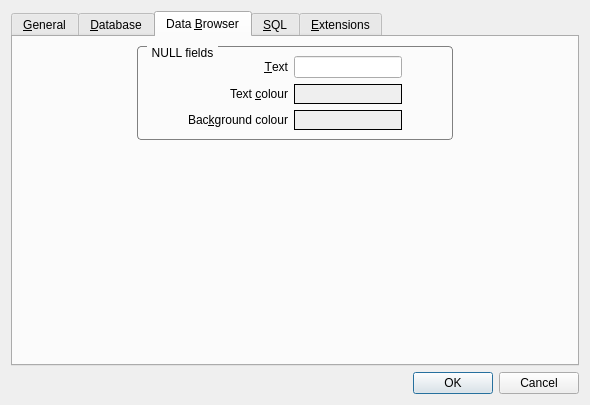
The window that src/PreferencesDialog.ui (sqlitebrowser/sqlitebrowser) describes before a commit, drawn with Qt 5.
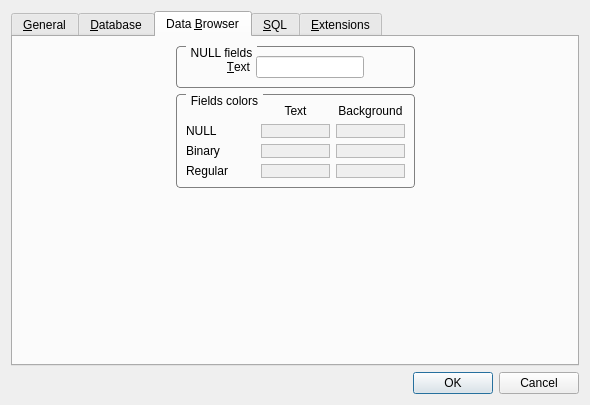
The same window after the commit. The open tabs and pages were chosen to show the change. Icons and pictures are not drawn.

Commit message: enhancement: advanced data browser colors preferences

What changed in the file:
```diff
--- a/src/PreferencesDialog.ui
+++ b/src/PreferencesDialog.ui
@@ -251,8 +251,8 @@
       <attribute name="title">
        <string>Data &amp;Browser</string>
       </attribute>
-      <layout class="QHBoxLayout" name="horizontalLayout_3">
-       <item>
+      <layout class="QGridLayout" name="gridLayout_2">
+       <item row="0" column="0">
         <spacer name="horizontalSpacer">
          <property name="orientation">
           <enum>Qt::Horizontal</enum>
@@ -265,7 +265,20 @@
          </property>
         </spacer>
        </item>
-       <item>
+       <item row="0" column="3">
+        <spacer name="horizontalSpacer_3">
+         <property name="orientation">
+          <enum>Qt::Horizontal</enum>
+         </property>
+         <property name="sizeHint" stdset="0">
+          <size>
+           <width>40</width>
+           <height>20</height>
+          </size>
+         </property>
+        </spacer>
+       </item>
+       <item row="0" column="1" rowspan="2" colspan="2">
         <layout class="QVBoxLayout" name="verticalLayout_5">
          <item>
           <widget class="QGroupBox" name="groupBox">
@@ -299,28 +312,6 @@
             <property name="rightMargin">
              <number>50</number>
             </property>
-            <item row="1" column="1">
-             <widget class="QFrame" name="frameNullFgColour">
-              <property name="minimumSize">
-               <size>
-                <width>70</width>
-                <height>20</height>
-               </size>
-              </property>
-              <property name="focusPolicy">
-               <enum>Qt::StrongFocus</enum>
-              </property>
-              <property name="autoFillBackground">
-               <bool>true</bool>
-              </property>
-              <property name="frameShape">
-               <enum>QFrame::Box</enum>
-              </property>
-              <property name="frameShadow">
-               <enum>QFrame::Plain</enum>
-              </property>
-             </widget>
-            </item>
             <item row="0" column="1">
              <widget class="QLineEdit" name="txtNull">
               <property name="text">
@@ -334,41 +325,6 @@
               </property>
              </widget>
             </item>
-            <item row="2" column="1">
-             <widget class="QFrame" name="frameNullBgColour">
-              <property name="minimumSize">
-               <size>
-                <width>70</width>
-                <height>20</height>
-               </size>
-              </property>
-              <property name="focusPolicy">
-               <enum>Qt::StrongFocus</enum>
-              </property>
-              <property name="autoFillBackground">
-               <bool>true</bool>
-              </property>
-              <property name="frameShape">
-               <enum>QFrame::Box</enum>
-              </property>
-              <property name="frameShadow">
-               <enum>QFrame::Plain</enum>
-              </property>
-             </widget>
-            </item>
-            <item row="1" column="0">
-             <widget class="QLabel" name="label_10">
-              <property name="text">
-               <string>Text &amp;colour</string>
-              </property>
-              <property name="alignment">
-               <set>Qt::AlignRight|Qt::AlignTrailing|Qt::AlignVCenter</set>
-              </property>
-              <property name="buddy">
-               <cstring>frameNullFgColour</cstring>
-              </property>
-             </widget>
-            </item>
             <item row="0" column="0">
              <widget class="QLabel" name="label_12">
               <property name="text">
@@ -382,46 +338,199 @@
               </property>
              </widget>
             </item>
+           </layout>
+          </widget>
+         </item>
+         <item>
+          <widget class="QGroupBox" name="groupBox_2">
+           <property name="autoFillBackground">
+            <bool>false</bool>
+           </property>
+           <property name="styleSheet">
+            <string notr="true">QGroupBox {
+    border: 1px solid gray;
+    border-radius: 4px;
+    margin-top: 1ex;
+}
+
+QGroupBox::title {
+    subcontrol-origin: margin;
+    subcontrol-position: top left;
+    left: 10px;
+    padding: 0 3px 0 3px;
+}</string>
+           </property>
+           <property name="title">
+            <string>Fields colors</string>
+           </property>
+           <layout class="QGridLayout" name="gridLayout_3">
             <item row="2" column="0">
-             <widget class="QLabel" name="label_11">
+             <widget class="QLabel" name="lb_null">
               <property name="text">
-               <string>Bac&amp;kground colour</string>
+               <string>NULL</string>
               </property>
               <property name="alignment">
-               <set>Qt::AlignRight|Qt::AlignTrailing|Qt::AlignVCenter</set>
+               <set>Qt::AlignLeading|Qt::AlignLeft|Qt::AlignVCenter</set>
               </property>
-              <property name="buddy">
-               <cstring>frameNullBgColour</cstring>
+             </widget>
+            </item>
+            <item row="4" column="0">
+             <widget class="QLabel" name="lb_regular">
+              <property name="text">
+               <string>Regular</string>
+              </property>
+              <property name="alignment">
+               <set>Qt::AlignLeading|Qt::AlignLeft|Qt::AlignVCenter</set>
+              </property>
+             </widget>
+            </item>
+            <item row="0" column="0">
+             <widget class="QLabel" name="label_16">
+              <property name="text">
+               <string/>
+              </property>
+             </widget>
+            </item>
+            <item row="4" column="1">
+             <widget class="QFrame" name="fr_reg_fg">
+              <property name="focusPolicy">
+               <enum>Qt::StrongFocus</enum>
+              </property>
+              <property name="autoFillBackground">
+               <bool>true</bool>
+              </property>
+              <property name="frameShape">
+               <enum>QFrame::StyledPanel</enum>
+              </property>
+              <property name="frameShadow">
+               <enum>QFrame::Raised</enum>
+              </property>
+             </widget>
+            </item>
+            <item row="0" column="1">
+             <widget class="QLabel" name="lb_text">
+              <property name="text">
+               <string>Text</string>
+              </property>
+              <property name="alignment">
+               <set>Qt::AlignCenter</set>
+              </property>
+             </widget>
+            </item>
+            <item row="3" column="0">
+             <widget class="QLabel" name="lb_binary">
+              <property name="text">
+               <string>Binary</string>
+              </property>
+              <property name="alignment">
+               <set>Qt::AlignLeading|Qt::AlignLeft|Qt::AlignVCenter</set>
+              </property>
+             </widget>
+            </item>
+            <item row="2" column="1">
+             <widget class="QFrame" name="fr_null_fg">
+              <property name="focusPolicy">
+               <enum>Qt::StrongFocus</enum>
+              </property>
+              <property name="autoFillBackground">
+               <bool>true</bool>
+              </property>
+              <property name="frameShape">
+               <enum>QFrame::StyledPanel</enum>
+              </property>
+              <property name="frameShadow">
+               <enum>QFrame::Raised</enum>
+              </property>
+             </widget>
+            </item>
+            <item row="0" column="2">
+             <widget class="QLabel" name="lb_background">
+              <property name="text">
+               <string>Background</string>
+              </property>
+              <property name="alignment">
+               <set>Qt::AlignCenter</set>
+              </property>
+             </widget>
+            </item>
+            <item row="3" column="1">
+             <widget class="QFrame" name="fr_bin_fg">
+              <property name="focusPolicy">
+               <enum>Qt::StrongFocus</enum>
+              </property>
+              <property name="autoFillBackground">
+               <bool>true</bool>
+              </property>
+              <property name="frameShape">
+               <enum>QFrame::StyledPanel</enum>
+              </property>
+              <property name="frameShadow">
+               <enum>QFrame::Raised</enum>
+              </property>
+             </widget>
+            </item>
+            <item row="2" column="2">
+             <widget class="QFrame" name="fr_null_bg">
+              <property name="focusPolicy">
+               <enum>Qt::StrongFocus</enum>
+              </property>
+              <property name="autoFillBackground">
+               <bool>true</bool>
+              </property>
+              <property name="frameShape">
+               <enum>QFrame::StyledPanel</enum>
+              </property>
+              <property name="frameShadow">
+               <enum>QFrame::Raised</enum>
+              </property>
+             </widget>
+            </item>
+            <item row="3" column="2">
+             <widget class="QFrame" name="fr_bin_bg">
+              <property name="focusPolicy">
+               <enum>Qt::StrongFocus</enum>
+              </property>
+              <property name="autoFillBackground">
+               <bool>true</bool>
+              </property>
+              <property name="frameShape">
+               <enum>QFrame::StyledPanel</enum>
+              </property>
+              <property name="frameShadow">
+               <enum>QFrame::Raised</enum>
+              </property>
+             </widget>
+            </item>
+            <item row="4" column="2">
+             <widget class="QFrame" name="fr_reg_bg">
+              <property name="focusPolicy">
+               <enum>Qt::StrongFocus</enum>
+              </property>
+              <property name="autoFillBackground">
+               <bool>true</bool>
+              </property>
+              <property name="frameShape">
+               <enum>QFrame::StyledPanel</enum>
+              </property>
+              <property name="frameShadow">
+               <enum>QFrame::Raised</enum>
               </property>
              </widget>
             </item>
            </layout>
           </widget>
          </item>
-         <item>
-          <spacer name="verticalSpacer_2">
-           <property name="orientation">
-            <enum>Qt::Vertical</enum>
-           </property>
-           <property name="sizeHint" stdset="0">
-            <size>
-             <width>20</width>
-             <height>40</height>
-            </size>
-           </property>
-          </spacer>
-         </item>
         </layout>
        </item>
-       <item>
-        <spacer name="horizontalSpacer_3">
+       <item row="2" column="1">
+        <spacer name="verticalSpacer_2">
          <property name="orientation">
-          <enum>Qt::Horizontal</enum>
+          <enum>Qt::Vertical</enum>
          </property>
          <property name="sizeHint" stdset="0">
           <size>
-           <width>40</width>
-           <height>20</height>
+           <width>20</width>
+           <height>274</height>
           </size>
          </property>
         </spacer>
```
Left out of the diff: 9 changed lines with no effect on the pictures. The commit also changes 3 other files.
